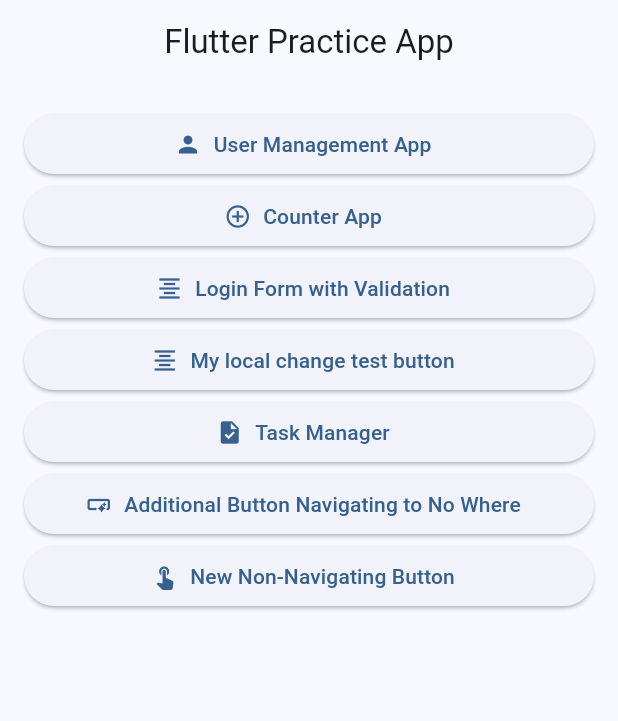
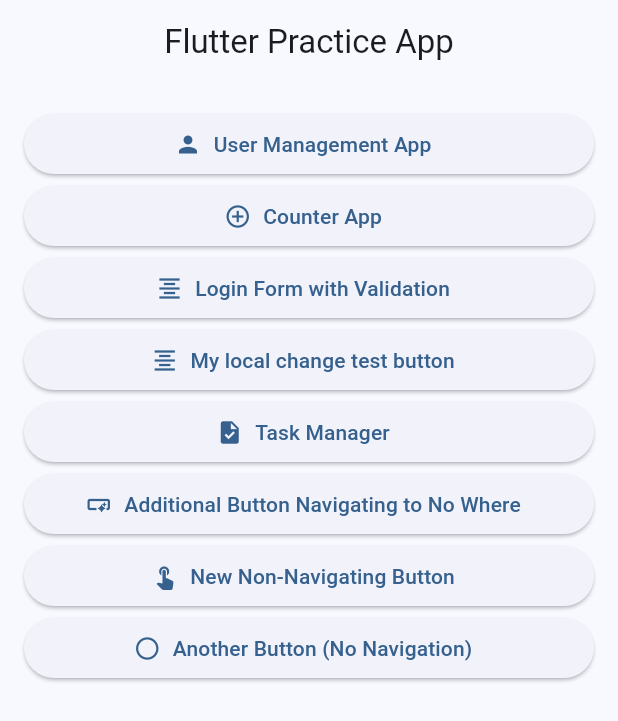
Before and after one commit to tahaa-workspace/mock_user_management_app, a Flutter app: the screen it shows after launch, on a phone screen of 412 x 824 dp. Shown: the top 721 px of the screen. Run offline on Flutter 3.47's test engine with Material 3 defaults, Android fonts, the phone set to English and light mode, and no system bars; our stand-ins replace get, google_sign_in.

Commit message:
Add another non-navigating home button

```diff
--- a/lib/screens/home_screen.dart
+++ b/lib/screens/home_screen.dart
@@ -98,6 +98,12 @@
               Icons.touch_app,
               () {},
             ),
+            buildElevatedButton(
+              context,
+              'Another Button (No Navigation)',
+              Icons.radio_button_unchecked,
+              () {},
+            ),
           ],
         ),
       ),
```
